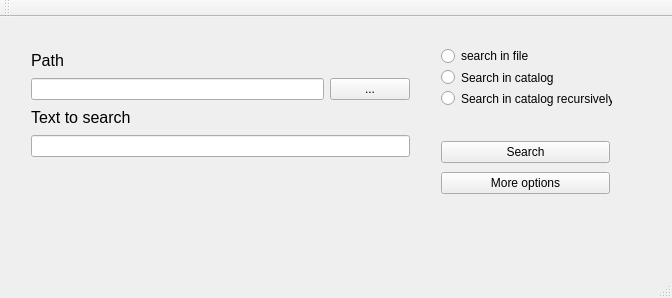
Qt form officeHelp/mainwindow.ui (michalhuras/Office-Help) before a commit.
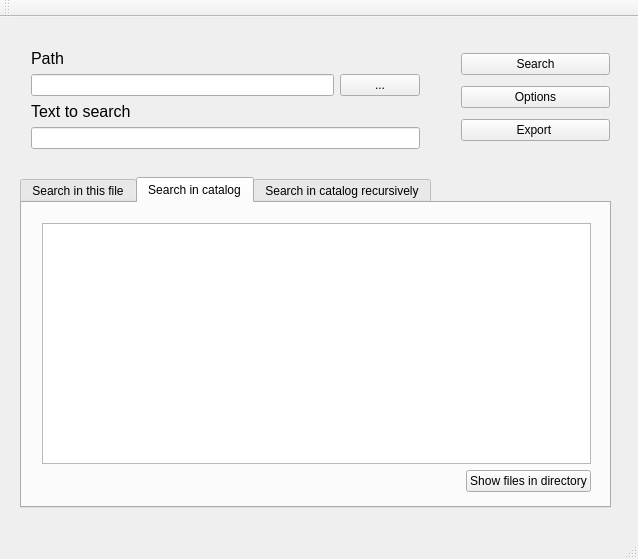
The same form after that commit.

Commit message: Added search in file, create file list, display results methods

```diff
--- a/officeHelp/mainwindow.ui
+++ b/officeHelp/mainwindow.ui
@@ -6,54 +6,21 @@
    <rect>
     <x>0</x>
     <y>0</y>
-    <width>672</width>
-    <height>298</height>
+    <width>638</width>
+    <height>559</height>
    </rect>
   </property>
   <property name="windowTitle">
    <string>MainWindow</string>
   </property>
   <widget class="QWidget" name="centralWidget">
-   <widget class="QWidget" name="verticalLayoutWidget">
-    <property name="geometry">
-     <rect>
-      <x>430</x>
-      <y>20</y>
-      <width>193</width>
-      <height>80</height>
-     </rect>
-    </property>
-    <layout class="QVBoxLayout" name="verticalLayout">
-     <item>
-      <widget class="QRadioButton" name="radioButton">
-       <property name="text">
-        <string>search in file</string>
-       </property>
-      </widget>
-     </item>
-     <item>
-      <widget class="QRadioButton" name="radioButton_2">
-       <property name="text">
-        <string>Search in catalog</string>
-       </property>
-      </widget>
-     </item>
-     <item>
-      <widget class="QRadioButton" name="radioButton_3">
-       <property name="text">
-        <string>Search in catalog recursively</string>
-       </property>
-      </widget>
-     </item>
-    </layout>
-   </widget>
    <widget class="QWidget" name="layoutWidget">
     <property name="geometry">
      <rect>
-      <x>430</x>
-      <y>110</y>
-      <width>191</width>
-      <height>81</height>
+      <x>450</x>
+      <y>20</y>
+      <width>171</width>
+      <height>121</height>
      </rect>
     </property>
     <layout class="QVBoxLayout" name="verticalLayout_4">
@@ -67,7 +34,14 @@
      <item>
       <widget class="QPushButton" name="pushButton">
        <property name="text">
-        <string>More options</string>
+        <string>Options</string>
+       </property>
+      </widget>
+     </item>
+     <item>
+      <widget class="QPushButton" name="pushButton_3">
+       <property name="text">
+        <string>Export </string>
        </property>
       </widget>
      </item>
@@ -78,8 +52,8 @@
      <rect>
       <x>20</x>
       <y>20</y>
-      <width>401</width>
-      <height>131</height>
+      <width>411</width>
+      <height>123</height>
      </rect>
     </property>
     <layout class="QVBoxLayout" name="verticalLayout_2">
@@ -126,6 +100,83 @@
      </item>
     </layout>
    </widget>
+   <widget class="QTabWidget" name="tabWidget">
+    <property name="geometry">
+     <rect>
+      <x>20</x>
+      <y>160</y>
+      <width>591</width>
+      <height>331</height>
+     </rect>
+    </property>
+    <property name="currentIndex">
+     <number>1</number>
+    </property>
+    <widget class="QWidget" name="tab">
+     <attribute name="title">
+      <string>Search in this file</string>
+     </attribute>
+     <widget class="QTableWidget" name="tableWidget">
+      <property name="geometry">
+       <rect>
+        <x>10</x>
+        <y>10</y>
+        <width>571</width>
+        <height>271</height>
+       </rect>
+      </property>
+     </widget>
+    </widget>
+    <widget class="QWidget" name="tab_2">
+     <attribute name="title">
+      <string>Search in catalog</string>
+     </attribute>
+     <widget class="QWidget" name="verticalLayoutWidget">
+      <property name="geometry">
+       <rect>
+        <x>9</x>
+        <y>9</y>
+        <width>571</width>
+        <height>291</height>
+       </rect>
+      </property>
+      <layout class="QVBoxLayout" name="verticalLayout">
+       <item>
+        <widget class="QTableWidget" name="tableWidget_2"/>
+       </item>
+       <item>
+        <layout class="QHBoxLayout" name="horizontalLayout_2">
+         <item>
+          <spacer name="horizontalSpacer">
+           <property name="orientation">
+            <enum>Qt::Horizontal</enum>
+           </property>
+           <property name="sizeHint" stdset="0">
+            <size>
+             <width>40</width>
+             <height>20</height>
+            </size>
+           </property>
+          </spacer>
+         </item>
+         <item>
+          <widget class="QPushButton" name="pushButton_5">
+           <property name="text">
+            <string>Show files in directory</string>
+           </property>
+          </widget>
+         </item>
+        </layout>
+       </item>
+      </layout>
+     </widget>
+    </widget>
+    <widget class="QWidget" name="tab_3">
+     <attribute name="title">
+      <string>Search in catalog recursively</string>
+     </attribute>
+    </widget>
+   </widget>
   </widget>
   <widget class="QMenuBar" name="menuBar">
    <property name="geometry">
```
Left out of the diff: 2 changed lines with no effect on the pictures. The commit also changes 5 other files.
